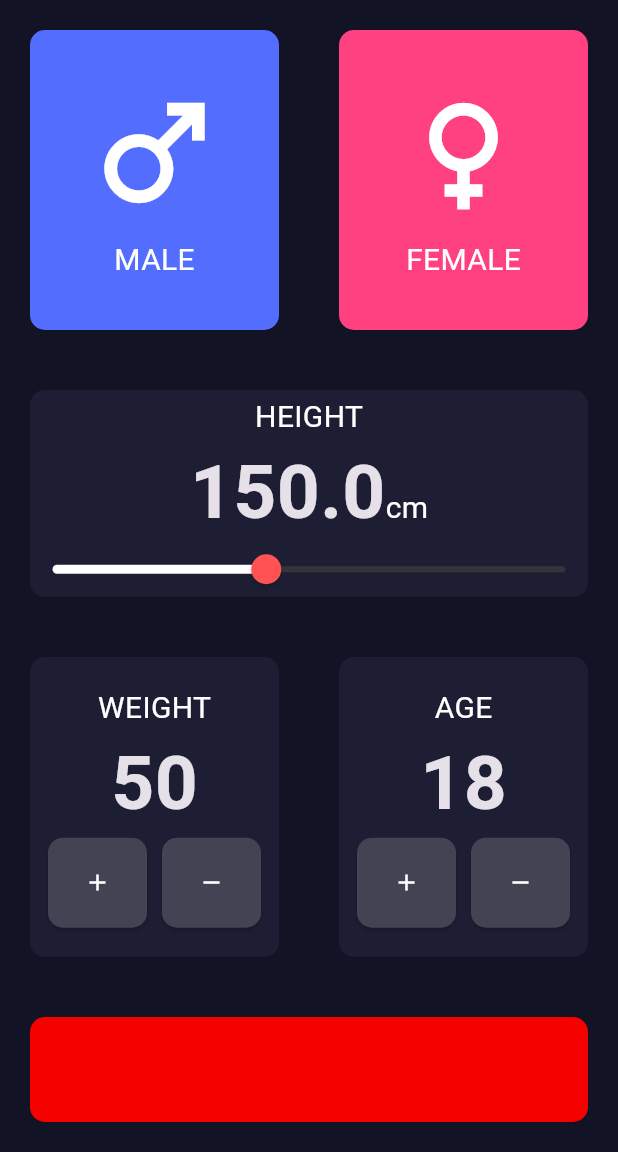
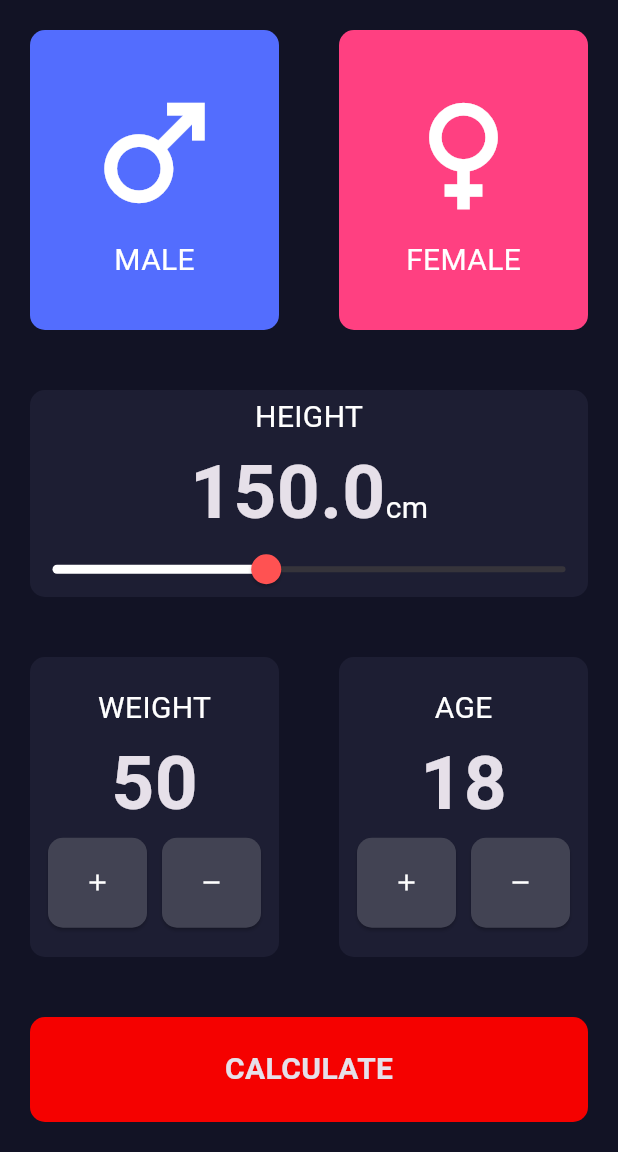
Before and after one commit to MNJTdhr/BMI_calculator, a Flutter app: the screen it shows after launch, on a phone screen of 412 x 824 dp, the part 84-1236 px from its top. Run offline on Flutter 3.47's test engine with Material 3 defaults, Android fonts, the phone set to English and light mode, and no system bars.

Commit message:
added a result page and a working button, made the result screen layout and go back button works perfectly

```diff
--- a/lib/main.dart
+++ b/lib/main.dart
@@ -1,3 +1,4 @@
+import 'package:bmi_calculator/screens/results_page.dart';
 import 'package:flutter/material.dart';
 import 'screens/input_page.dart';
 // import 'package:font_awesome_flutter/font_awesome_flutter.dart';
@@ -16,7 +17,11 @@ class MyBMIcalc extends StatelessWidget {
         primaryColor: Colors.black,
         scaffoldBackgroundColor: const Color.fromARGB(255, 18, 19, 37),
       ),
-      home: InputPage(),
+      routes: {
+        '/': (context) => InputPage(),
+        '/calculate': (context) => ResultsPage(),
+      },
+      initialRoute: '/',
     );
   }
 }
--- a/lib/screens/input_page.dart
+++ b/lib/screens/input_page.dart
@@ -221,9 +221,22 @@ class _InputPageState extends State<InputPage> {
               ],
             ),
             ReusableCards(
-              onPress: () {},
+              onPress: () {
+                Navigator.pushNamed(context, '/calculate');
+              },
               cardChild: Column(
-                children: [],
+                mainAxisAlignment: MainAxisAlignment.center,
+                children: [
+                  Center(
+                    child: Text(
+                      "CALCULATE",
+                      style: TextStyle(
+                        fontSize: 20,
+                        fontWeight: FontWeight.bold,
+                      ),
+                    ),
+                  ),
+                ],
               ),
               height: 70,
               incomingColor: kBottomContainerColor,
```
Also changed, not shown: lib/assets/constants.dart (+20 -2 lines), lib/screens/results_page.dart (added, +87 -0 lines), 4 other files.
